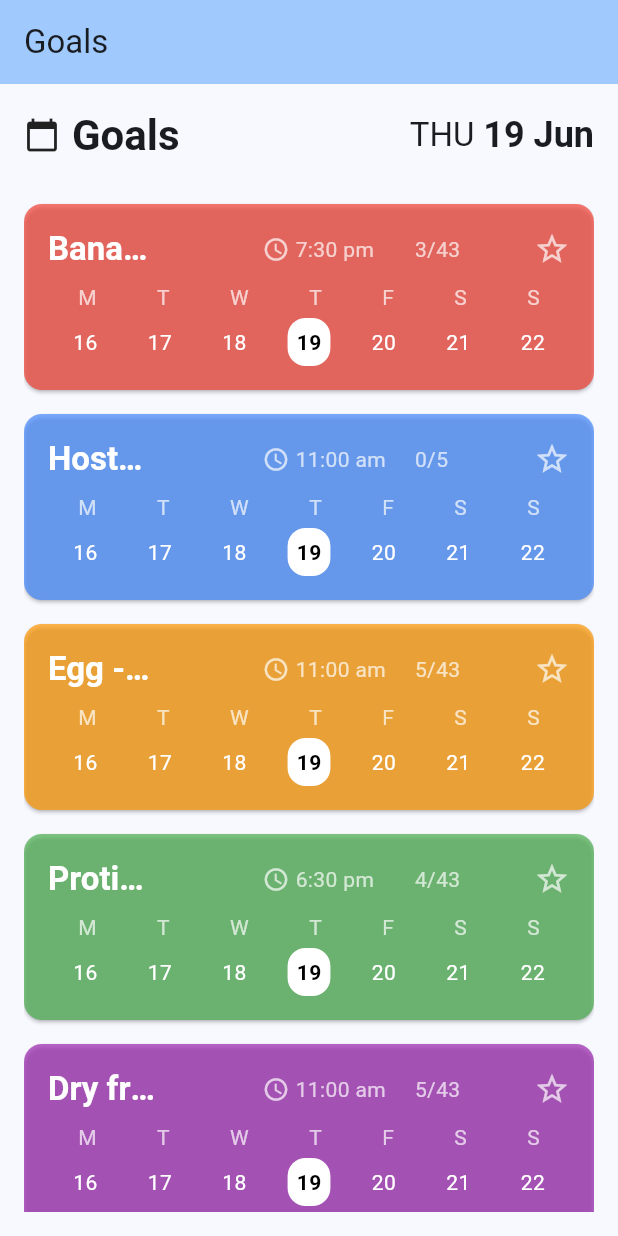
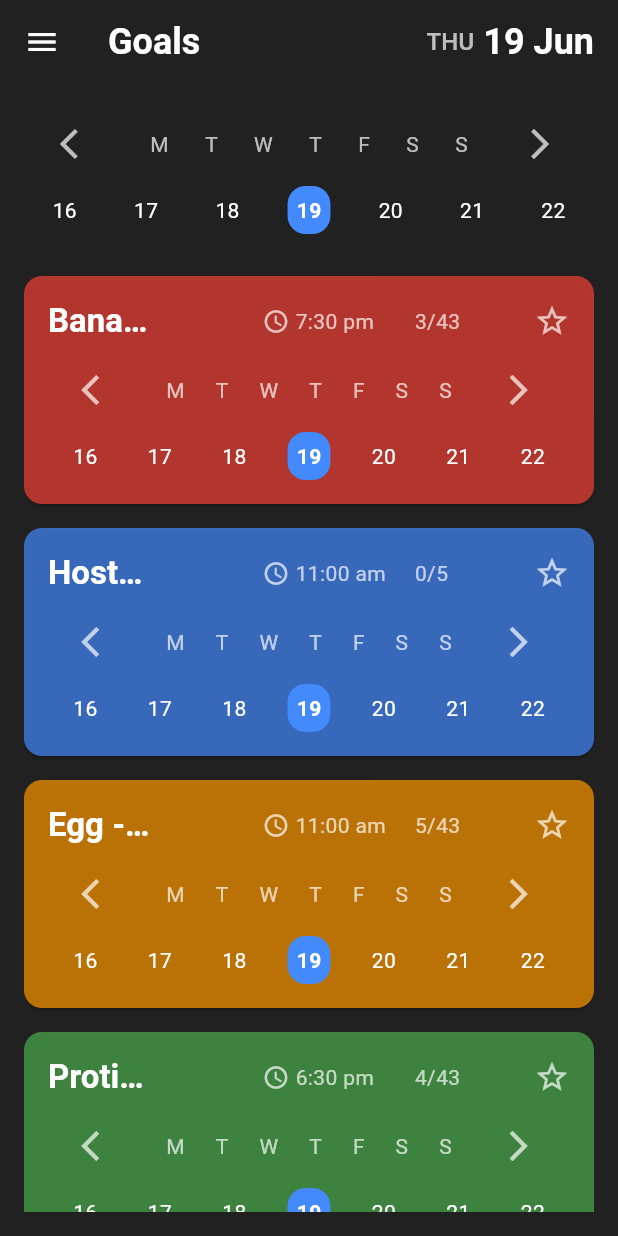
Before and after one commit to Sai3Karthi/WidgetHabit, a Flutter app: the screen it shows after launch, on a phone screen of 412 x 824 dp. Run offline on Flutter 3.47's test engine with Material 3 defaults, Android fonts, the phone set to English and light mode, and no system bars.

Commit message:
feat: Add dynamic date picker and menu sidebar

```diff
--- a/widget_habit_app/lib/main.dart
+++ b/widget_habit_app/lib/main.dart
@@ -1,5 +1,6 @@
 import 'package:flutter/material.dart';
 import 'package:widget_habit_app/widgets/habit_card.dart';
+import 'package:widget_habit_app/widgets/weekly_date_picker.dart';
 
 void main() {
   runApp(const MyApp());
@@ -28,37 +29,51 @@ class GoalsScreen extends StatelessWidget {
   @override
   Widget build(BuildContext context) {
     return Scaffold(
+      backgroundColor: Colors.grey[900], // Dark background color
       appBar: AppBar(
-        title: const Text('Goals'),
-        backgroundColor: Theme.of(context).colorScheme.inversePrimary,
+        backgroundColor: Colors.grey[900],
+        leading: Builder(
+          builder: (BuildContext context) {
+            return IconButton(
+              icon: const Icon(Icons.menu, color: Colors.white),
+              onPressed: () {
+                Scaffold.of(context).openDrawer();
+              },
+            );
+          },
+        ),
+        title: Text(
+          'Goals',
+          style: Theme.of(context).textTheme.headlineSmall?.copyWith(
+            color: Colors.white,
+            fontWeight: FontWeight.bold,
+          ),
+        ),
+        centerTitle: false, // Align title to the left
+        actions: [
+          Text(
+            'THU',
+            style: Theme.of(
+              context,
+            ).textTheme.titleMedium?.copyWith(color: Colors.white70),
+          ),
+          Text(
+            ' 19 Jun',
+            style: Theme.of(context).textTheme.headlineSmall?.copyWith(
+              color: Colors.white,
+              fontWeight: FontWeight.bold,
+            ),
+          ),
+          const SizedBox(width: 16), // Add some spacing to the right
+        ],
       ),
       body: Padding(
         padding: const EdgeInsets.all(16.0),
         child: Column(
           crossAxisAlignment: CrossAxisAlignment.start,
           children: [
-            Row(
-              children: [
-                const Icon(Icons.calendar_today, size: 24),
-                const SizedBox(width: 8),
-                Text(
-                  'Goals',
-                  style: Theme.of(context).textTheme.headlineMedium?.copyWith(
-                    fontWeight: FontWeight.bold,
-                  ),
-                ),
-                const Spacer(),
-                Text('THU', style: Theme.of(context).textTheme.titleLarge),
-                Text(
-                  ' 19 Jun',
-                  style: Theme.of(context).textTheme.headlineSmall?.copyWith(
-                    fontWeight: FontWeight.bold,
-                  ),
-                ),
-              ],
-            ),
+            const WeeklyDatePicker(),
             const SizedBox(height: 20),
-            // Placeholder for the list of habit cards
             Expanded(
               child: ListView(
                 children: const [
@@ -103,6 +118,51 @@ class GoalsScreen extends StatelessWidget {
           ],
         ),
       ),
+      drawer: Drawer(
+        backgroundColor: Colors.grey[850], // Darker background for the drawer
+        child: ListView(
+          padding: EdgeInsets.zero,
+          children: <Widget>[
+            DrawerHeader(
+              decoration: BoxDecoration(
+                color:
+                    Colors.grey[800], // Slightly lighter than drawer background
+              ),
+              child: const Text(
+                'Menu',
+                style: TextStyle(color: Colors.white, fontSize: 24),
+              ),
+            ),
+            ListTile(
+              leading: const Icon(Icons.home, color: Colors.white70),
+              title: const Text('Home', style: TextStyle(color: Colors.white)),
+              onTap: () {
+                // Handle navigation to Home
+                Navigator.pop(context); // Close the drawer
+              },
+            ),
+            ListTile(
+              leading: const Icon(Icons.settings, color: Colors.white70),
+              title: const Text(
+                'Settings',
+                style: TextStyle(color: Colors.white),
+              ),
+              onTap: () {
+                // Handle navigation to Settings
+                Navigator.pop(context);
+              },
+            ),
+            ListTile(
+              leading: const Icon(Icons.info, color: Colors.white70),
+              title: const Text('About', style: TextStyle(color: Colors.white)),
+              onTap: () {
+                // Handle navigation to About
+                Navigator.pop(context);
+              },
+            ),
+          ],
+        ),
+      ),
     );
   }
 }
--- a/widget_habit_app/lib/widgets/weekly_date_picker.dart
+++ b/widget_habit_app/lib/widgets/weekly_date_picker.dart
@@ -1,45 +1,110 @@
 import 'package:flutter/material.dart';
 
-class WeeklyDatePicker extends StatelessWidget {
+class WeeklyDatePicker extends StatefulWidget {
   const WeeklyDatePicker({super.key});
 
   @override
+  State<WeeklyDatePicker> createState() => _WeeklyDatePickerState();
+}
+
+class _WeeklyDatePickerState extends State<WeeklyDatePicker> {
+  late DateTime _currentWeekStart;
+  late DateTime _selectedDay; // New state variable for the selected day
+
+  @override
+  void initState() {
+    super.initState();
+    _currentWeekStart = _findStartOfWeek(DateTime.now());
+    _selectedDay = DateTime.now(); // Initialize selected day to today
+  }
+
+  DateTime _findStartOfWeek(DateTime date) {
+    // Assuming Monday is the first day of the week
+    int daysToSubtract = date.weekday - 1; // 0 for Monday, 1 for Tuesday, etc.
+    return DateTime(date.year, date.month, date.day - daysToSubtract);
+  }
+
+  void _goToPreviousWeek() {
+    setState(() {
+      _currentWeekStart = _currentWeekStart.subtract(const Duration(days: 7));
+    });
+  }
+
+  void _goToNextWeek() {
+    setState(() {
+      _currentWeekStart = _currentWeekStart.add(const Duration(days: 7));
+    });
+  }
+
+  void _onDayTapped(DateTime day) {
+    setState(() {
+      _selectedDay = day; // Update the selected day on tap
+    });
+  }
+
+  @override
   Widget build(BuildContext context) {
+    List<DateTime> weekDays = List.generate(7, (index) {
+      return _currentWeekStart.add(Duration(days: index));
+    });
+
+    List<String> weekDayNames = ['M', 'T', 'W', 'T', 'F', 'S', 'S'];
+
     return Column(
       children: [
         Row(
           mainAxisAlignment: MainAxisAlignment.spaceAround,
-          children: const [
-            Text('M', style: TextStyle(color: Colors.white70)),
-            Text('T', style: TextStyle(color: Colors.white70)),
-            Text('W', style: TextStyle(color: Colors.white70)),
-            Text('T', style: TextStyle(color: Colors.white70)),
-            Text('F', style: TextStyle(color: Colors.white70)),
-            Text('S', style: TextStyle(color: Colors.white70)),
-            Text('S', style: TextStyle(color: Colors.white70)),
+          children: [
+            IconButton(
+              icon: const Icon(Icons.arrow_back_ios, color: Colors.white70),
+              onPressed: _goToPreviousWeek,
+            ),
+            ...weekDayNames.map(
+              (dayName) =>
+                  Text(dayName, style: const TextStyle(color: Colors.white70)),
+            ),
+            IconButton(
+              icon: const Icon(Icons.arrow_forward_ios, color: Colors.white70),
+              onPressed: _goToNextWeek,
+            ),
           ],
         ),
         const SizedBox(height: 4),
         Row(
           mainAxisAlignment: MainAxisAlignment.spaceAround,
           children: List.generate(7, (index) {
-            final int day =
-                16 + index; // Example dates, will make dynamic later
+            DateTime day = weekDays[index];
             final bool isToday =
-                (day == 19); // Example for today, will make dynamic
-            return Container(
-              padding: const EdgeInsets.all(6),
-              decoration: isToday
-                  ? BoxDecoration(
-                      color: Colors.white, // Highlight color for today
-                      borderRadius: BorderRadius.circular(12),
-                    )
-                  : null,
-              child: Text(
-                '$day',
-                style: TextStyle(
-                  color: isToday ? Colors.black : Colors.white,
-                  fontWeight: isToday ? FontWeight.bold : FontWeight.normal,
+                day.year == DateTime.now().year &&
+                day.month == DateTime.now().month &&
+                day.day == DateTime.now().day;
+            final bool isSelected =
+                day.year == _selectedDay.year &&
+                day.month == _selectedDay.month &&
+                day.day == _selectedDay.day;
+
+            return GestureDetector(
+              onTap: () => _onDayTapped(day),
+              child: Container(
+                padding: const EdgeInsets.all(6),
+                decoration: BoxDecoration(
+                  color: isSelected
+                      ? Colors.blueAccent
+                      : (isToday
+                            ? Colors.white
+                            : null), // Highlight selected day, then today, otherwise no fill
+                  borderRadius: BorderRadius.circular(12),
+                ),
+                child: Text(
+                  '${day.day}',
+                  style: TextStyle(
+                    color: isSelected
+                        ? Colors.white
+                        : (isToday ? Colors.black : Colors.white),
+                    fontWeight: isSelected || isToday
+                        ? FontWeight.bold
+                        : FontWeight.normal,
+                  ),
                 ),
               ),
             );
```
